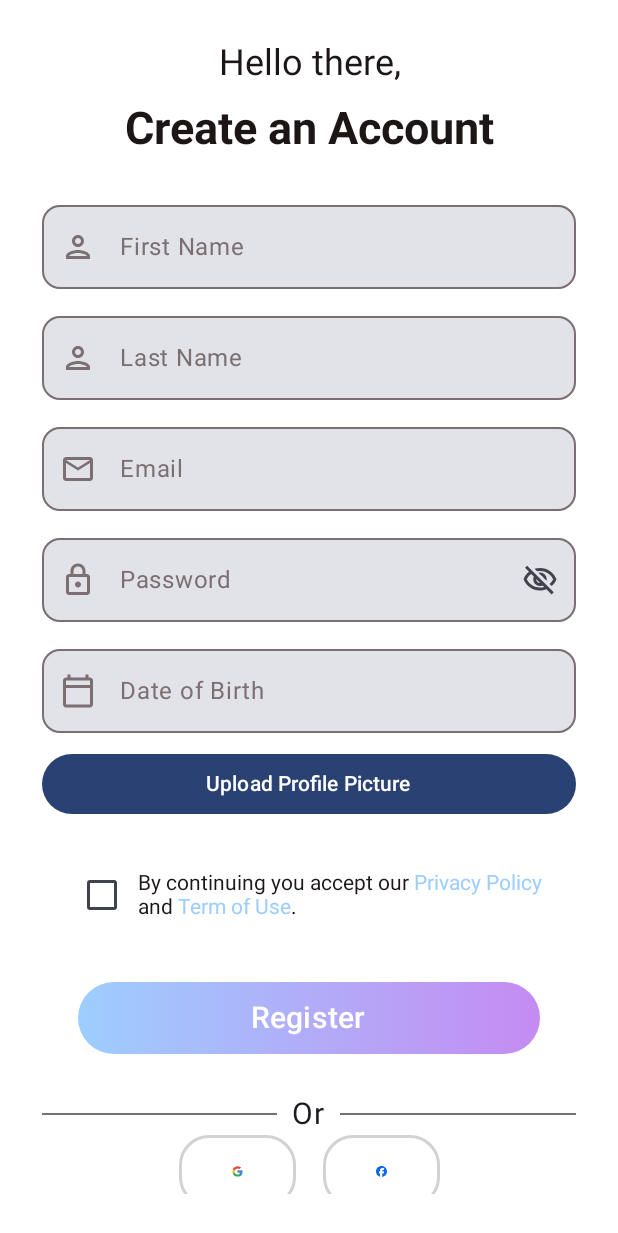
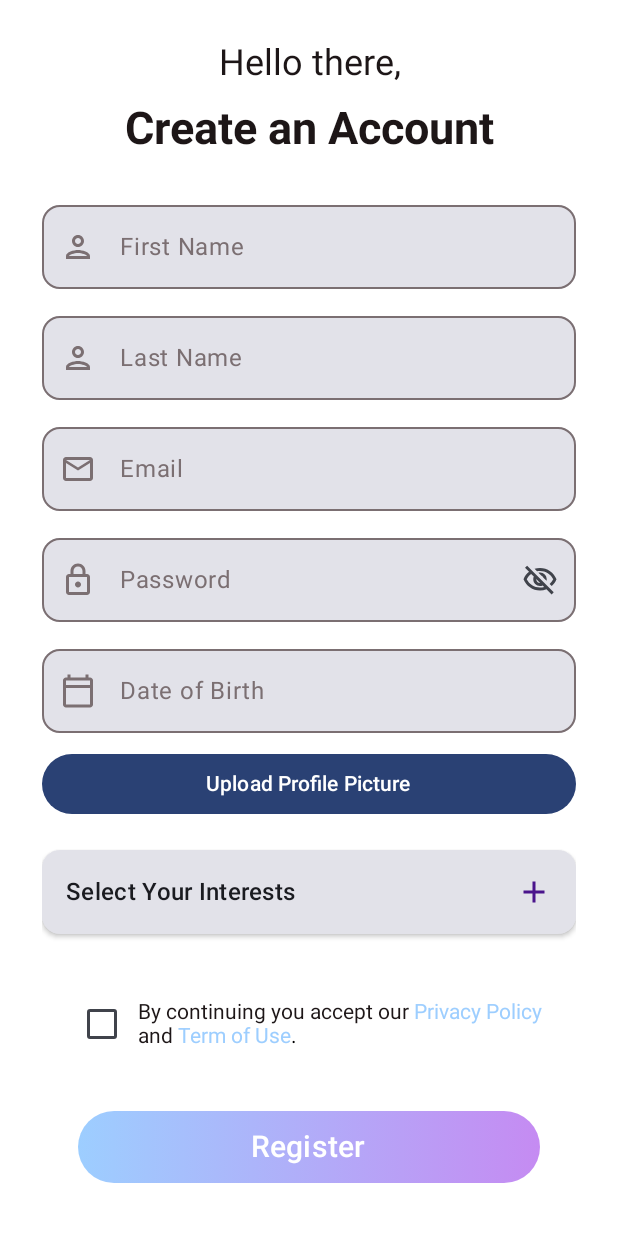
Before and after one commit to xHALFON/ImAround_Frontend, an Android app built with Jetpack Compose: the RegisterScreen screen opened through its navigation route, on a phone screen of 412 x 824 dp. Shown: the top 1233 px of the screen. Run offline under Robolectric (Android 15) with nearby library versions, the phone set to English and light mode, and no system bars; our stand-ins replace livedata-compose; pictures from the network do not load.

Commit message:
Adding hobbies selection to register screen

```diff
--- a/app/src/main/java/com/example/myapplication/data/model/RegisterRequest.kt
+++ b/app/src/main/java/com/example/myapplication/data/model/RegisterRequest.kt
@@ -5,5 +5,6 @@ data class RegisterRequest(
     val firstName: String,
     val lastName: String,
     val birthDate: String,
-    val avatar: String
+    val avatar: String,
+    val hobbies: List<String> = emptyList() // Added hobbies field
 )
--- a/app/src/main/java/com/example/myapplication/ui/AppNavHost.kt
+++ b/app/src/main/java/com/example/myapplication/ui/AppNavHost.kt
@@ -1,6 +1,7 @@
 package com.example.myapplication.ui
 
 import androidx.compose.runtime.Composable
+import androidx.lifecycle.viewmodel.compose.viewModel
 import androidx.navigation.NavHostController
 import androidx.navigation.compose.NavHost
 import androidx.navigation.compose.composable
@@ -10,13 +11,20 @@ import com.example.myapplication.ui.mainscreen.MainScreen
 import com.example.myapplication.ui.profile.ProfileScreen
 import com.example.myapplication.ui.register.RegisterScreen
 import com.example.myapplication.ui.search.SearchScreen
+import com.example.myapplication.ui.hobbies.HobbySelectionScreen
+import com.example.myapplication.ui.hobbies.HobbyViewModel
+
 
 
 @Composable
 fun AppNavHost(navController: NavHostController) {
+    // Create shared HobbyViewModel to persist selections between screens
+    val hobbyViewModel: HobbyViewModel = viewModel()
+
     NavHost(navController = navController, startDestination = "login") {
         composable("login") { LoginScreen(navController) }
-        composable("register") { RegisterScreen(navController) }
+        composable("register") { RegisterScreen(navController=navController,hobbyViewModel = hobbyViewModel) }
+        composable("hobby_selection") { HobbySelectionScreen(navController = navController, viewModel = hobbyViewModel)}
         composable("main") { MainScreen(navController) }
         composable("profile") { ProfileScreen(navController) }
         composable("search") { SearchScreen(navController) }
--- /dev/null
+++ b/app/src/main/java/com/example/myapplication/ui/hobbies/HobbyViewModel.kt
@@ -0,0 +1,77 @@
+package com.example.myapplication.ui.hobbies
+
+import android.app.Application
+import androidx.lifecycle.AndroidViewModel
+import androidx.lifecycle.LiveData
+import androidx.lifecycle.MutableLiveData
+import androidx.lifecycle.viewModelScope
+import com.example.myapplication.data.network.RetrofitClient
+import kotlinx.coroutines.launch
+
+/**
+ * ViewModel for handling hobby selection
+ * Usable in both registration flow and settings
+ */
+class HobbyViewModel(application: Application) : AndroidViewModel(application) {
+
+    // Selected hobbies
+    private val _selectedHobbies = MutableLiveData<List<String>>(emptyList())
+    val selectedHobbies: LiveData<List<String>> = _selectedHobbies
+
+    // Loading and error states
+    private val _isLoading = MutableLiveData<Boolean>(false)
+    val isLoading: LiveData<Boolean> = _isLoading
+
+    private val _errorMessage = MutableLiveData<String?>(null)
+    val errorMessage: LiveData<String?> = _errorMessage
+
+    /**
+     * Initialize with existing hobbies - for example when editing in settings
+     */
+    fun initializeWithExistingHobbies(hobbies: List<String>) {
+        _selectedHobbies.value = hobbies
+    }
+
+    /**
+     * Toggle hobby selection (add or remove)
+     */
+    fun toggleHobbySelection(hobby: String) {
+        val currentSelection = _selectedHobbies.value ?: emptyList()
+
+        if (currentSelection.contains(hobby)) {
+            // Remove the hobby if already selected
+            _selectedHobbies.value = currentSelection.filter { it != hobby }
+        } else if (currentSelection.size < 5) {
+            // Add the hobby if not already selected and less than 5 are selected
+            _selectedHobbies.value = currentSelection + hobby
+        }
+    }
+
+    /**
+     * Save hobbies to user profile
+     * This would be used when updating hobbies from settings
+     */
+    fun saveHobbies() {
+        viewModelScope.launch {
+            try {
+                _isLoading.value = true
+
+                // Example API call - implement according to your backend
+                // RetrofitClient.userService.updateHobbies(_selectedHobbies.value ?: emptyList())
+
+                _isLoading.value = false
+            } catch (e: Exception) {
+                _errorMessage.value = e.localizedMessage ?: "Error updating hobbies"
+                _isLoading.value = false
+            }
+        }
+    }
+
+    /**
+     * Get currently selected hobbies
+     * This can be used by other ViewModels that need the hobby data
+     */
+    fun getSelectedHobbies(): List<String> {
+        return _selectedHobbies.value ?: emptyList()
+    }
+}
--- a/app/src/main/java/com/example/myapplication/ui/register/RegisterScreen.kt
+++ b/app/src/main/java/com/example/myapplication/ui/register/RegisterScreen.kt
@@ -11,6 +11,8 @@ import androidx.compose.foundation.background
 import androidx.compose.foundation.clickable
 import androidx.compose.foundation.layout.*
 import androidx.compose.material.icons.Icons
+import androidx.compose.material.icons.filled.Add
+import androidx.compose.material.icons.filled.Check
 import androidx.compose.material.icons.outlined.Email
 import androidx.compose.material.icons.outlined.Lock
 import androidx.compose.material.icons.outlined.Person
@@ -20,65 +22,70 @@ import androidx.compose.runtime.livedata.observeAsState
 import androidx.compose.ui.Modifier
 import androidx.compose.ui.graphics.Color
 import androidx.compose.ui.platform.LocalContext
-import androidx.compose.ui.text.style.LineHeightStyle
 import androidx.compose.ui.unit.dp
 import androidx.lifecycle.viewmodel.compose.viewModel
-import androidx.navigation.NavController
 import androidx.navigation.NavHostController
 import coil.compose.rememberAsyncImagePainter
 import com.example.myapplication.ui.components.BottomComponent
 import com.example.myapplication.ui.components.CheckboxComponent
 import com.example.myapplication.ui.components.DatePickerField
-
 import com.example.myapplication.ui.components.HeadingTextComponent
 import com.example.myapplication.ui.components.MyTextFieldComponent
 import com.example.myapplication.ui.components.NormalTextComponent
 import com.example.myapplication.ui.components.PasswordTextFieldComponent
+import com.example.myapplication.ui.hobbies.HobbyViewModel
 import java.util.*
-import coil.compose.rememberAsyncImagePainter
 import androidx.compose.ui.Alignment
-import androidx.compose.foundation.Image
+import androidx.compose.foundation.rememberScrollState
+import androidx.compose.foundation.shape.RoundedCornerShape
+import androidx.compose.foundation.verticalScroll
 import androidx.compose.ui.unit.sp
 
 @Composable
 fun RegisterScreen(
     navController: NavHostController,
-    viewModel: RegisterViewModel = viewModel()
+    registerViewModel: RegisterViewModel = viewModel(),
+    hobbyViewModel: HobbyViewModel = viewModel()
 ) {
     val context = LocalContext.current
+    val scrollState = rememberScrollState()
 
-    var firstName by remember { mutableStateOf("") }
-    var lastName by remember { mutableStateOf("") }
-    var email by remember { mutableStateOf("") }
-    var password by remember { mutableStateOf("") }
-    var dob by remember { mutableStateOf("") }
-    var imageUri by remember { mutableStateOf<Uri?>(null) }
+    // Use values stored in ViewModel
+    val firstName by remember { registerViewModel.firstName }
+    val lastName by remember { registerViewModel.lastName }
+    val email by remember { registerViewModel.email }
+    val password by remember { registerViewModel.password }
+    val dob by remember { registerViewModel.dob }
+    val imageUri by remember { registerViewModel.imageUri }
     var showPreviewDialog by remember { mutableStateOf(false) }
 
-    val authResponse by viewModel.authResponse.observeAsState()
-    val errorMessage by viewModel.errorMessage.observeAsState()
+    // Observe selected hobbies from the HobbyViewModel
+    val selectedHobbies by hobbyViewModel.selectedHobbies.observeAsState(emptyList())
 
-    // בחירת תמונה
+    val authResponse by registerViewModel.authResponse.observeAsState()
+    val errorMessage by registerViewModel.errorMessage.observeAsState()
+
+    // Image picker launcher
     val imagePickerLauncher = rememberLauncherForActivityResult(GetContent()) { uri ->
-        imageUri = uri
-        if (uri != null) {
+        uri?.let {
+            registerViewModel.imageUri.value = it
             showPreviewDialog = true
         }
     }
 
-    // תאריך לידה
+    // Date picker
     fun showDatePicker() {
-        Log.d("RegisterScreen", "showDatePicker() called") // ✅ כאן
+        Log.d("RegisterScreen", "showDatePicker() called")
         val calendar = Calendar.getInstance()
         DatePickerDialog(context,
-            { _, y, m, d -> dob = "$d/${m + 1}/$y" },
+            { _, y, m, d -> registerViewModel.dob.value = "$d/${m + 1}/$y" },
             calendar.get(Calendar.YEAR),
             calendar.get(Calendar.MONTH),
             calendar.get(Calendar.DAY_OF_MONTH)
         ).show()
     }
 
-    // ניהול תגובות
+    // Handle auth response
     LaunchedEffect(authResponse) {
         authResponse?.let {
             Toast.makeText(context, "Registered successfully!", Toast.LENGTH_SHORT).show()
@@ -86,12 +93,14 @@ fun RegisterScreen(
         }
     }
 
+    // Handle error messages
     LaunchedEffect(errorMessage) {
         errorMessage?.let {
             Toast.makeText(context, it, Toast.LENGTH_LONG).show()
         }
     }
 
+    // Profile picture preview dialog
     if (showPreviewDialog && imageUri != null) {
         AlertDialog(
             onDismissRequest = { showPreviewDialog = false },
@@ -114,14 +123,14 @@ fun RegisterScreen(
                     Button(
                         onClick = { showPreviewDialog = false },
                         modifier = Modifier
-                            .fillMaxWidth(0.6f) // 60% מרוחב הדיאלוג
+                            .fillMaxWidth(0.6f)
                             .height(48.dp)
                     ) {
                         Text(text = "Save", fontSize = 18.sp)
                     }
                 }
             },
-            confirmButton = {}, // ננטרל את ברירת המחדל
+            confirmButton = {},
         )
     }
 
@@ -132,7 +141,11 @@ fun RegisterScreen(
             .background(Color.White)
             .padding(28.dp)
     ) {
-        Column(modifier = Modifier.fillMaxSize()) {
+        Column(
+            modifier = Modifier
+                .fillMaxSize()
+                .verticalScroll(scrollState)
+        ) {
             NormalTextComponent(value = "Hello there,")
             HeadingTextComponent(value = "Create an Account")
             Spacer(modifier = Modifier.height(25.dp))
@@ -142,32 +155,32 @@ fun RegisterScreen(
                     labelValue = "First Name",
                     icon = Icons.Outlined.Person,
                     value = firstName,
-                    onValueChange = { firstName = it }
+                    onValueChange = { registerViewModel.firstName.value = it }
                 )
                 Spacer(modifier = Modifier.height(10.dp))
                 MyTextFieldComponent(
                     labelValue = "Last Name",
                     icon = Icons.Outlined.Person,
                     value = lastName,
-                    onValueChange = { lastName = it }
+                    onValueChange = { registerViewModel.lastName.value = it }
                 )
                 Spacer(modifier = Modifier.height(10.dp))
                 MyTextFieldComponent(
                     labelValue = "Email",
                     icon = Icons.Outlined.Email,
                     value = email,
-                    onValueChange = { email = it }
+                    onValueChange = { registerViewModel.email.value = it }
                 )
                 Spacer(modifier = Modifier.height(10.dp))
                 PasswordTextFieldComponent(
                     labelValue = "Password",
                     icon = Icons.Outlined.Lock,
                     value = password,
-                    onValueChange = { password = it }
+                    onValueChange = { registerViewModel.password.value = it }
                 )
                 Spacer(modifier = Modifier.height(10.dp))
 
-                // תאריך לידה
+                // Date of birth
                 DatePickerField(
                     label = "Date of Birth",
                     value = dob,
@@ -175,7 +188,7 @@ fun RegisterScreen(
                 )
                 Spacer(modifier = Modifier.height(10.dp))
 
-                // העלאת תמונה
+                // Profile image upload
                 Button(
                     onClick = { imagePickerLauncher.launch("image/*") },
                     modifier = Modifier.fillMaxWidth()
@@ -183,8 +196,54 @@ fun RegisterScreen(
                     Text("Upload Profile Picture")
                 }
 
+                Spacer(modifier = Modifier.height(20.dp))
 
-                Spacer(modifier = Modifier.height(10.dp))
+                // Interests selection card - navigates to HobbySelectionScreen
+                Card(
+                    modifier = Modifier
+                        .fillMaxWidth()
+                        .clickable { navController.navigate("hobby_selection") },
+                    elevation = CardDefaults.cardElevation(defaultElevation = 2.dp),
+                    shape = RoundedCornerShape(12.dp)
+                ) {
+                    Row(
+                        modifier = Modifier
+                            .fillMaxWidth()
+                            .padding(16.dp),
+                        verticalAlignment = Alignment.CenterVertically,
+                        horizontalArrangement = Arrangement.SpaceBetween
+                    ) {
+                        Column {
+                            Text(
+                                text = "Select Your Interests",
+                                style = MaterialTheme.typography.titleMedium
+                            )
+                            if (selectedHobbies.isNotEmpty()) {
+                                Text(
+                                    text = "${selectedHobbies.size} interests selected",
+                                    style = MaterialTheme.typography.bodySmall,
+                                    color = Color(0xFF4A148C)
+                                )
+                            }
+                        }
+
+                        if (selectedHobbies.isEmpty()) {
+                            Icon(
+                                imageVector = Icons.Filled.Add,
+                                contentDescription = "Add interests",
+                                tint = Color(0xFF4A148C)
+                            )
+                        } else {
+                            Icon(
+                                imageVector = Icons.Filled.Check,
+                                contentDescription = "Interests selected",
+                                tint = Color(0xFF4CAF50)
+                            )
+                        }
+                    }
+                }
+
+                Spacer(modifier = Modifier.height(20.dp))
 
                 CheckboxComponent()
 
@@ -198,8 +257,19 @@ fun RegisterScreen(
                     onActionClick = {
                         if (firstName.isBlank() || lastName.isBlank() || email.isBlank() || password.isBlank() || dob.isBlank()) {
                             Toast.makeText(context, "Please fill all fields", Toast.LENGTH_SHORT).show()
+                        } else if (selectedHobbies.isEmpty()) {
+                            Toast.makeText(context, "Please select at least one interest", Toast.LENGTH_SHORT).show()
+                            navController.navigate("hobby_selection")
                         } else {
-                            viewModel.registerUser(firstName, lastName, email, password, dob, imageUri)
+                            registerViewModel.registerUser(
+                                firstName = firstName,
+                                lastName = lastName,
+                                email = email,
+                                password = password,
+                                dob = dob,
+                                imageUri = imageUri,
+                                hobbies = selectedHobbies
+                            )
                         }
                     }
                 )
--- a/app/src/main/java/com/example/myapplication/ui/register/RegisterViewModel.kt
+++ b/app/src/main/java/com/example/myapplication/ui/register/RegisterViewModel.kt
@@ -5,7 +5,9 @@ import RegisterRequest
 import android.app.Application
 import android.net.Uri
 import android.util.Log
+import androidx.compose.runtime.mutableStateOf
 import androidx.lifecycle.AndroidViewModel
+import androidx.lifecycle.LiveData
 import androidx.lifecycle.MutableLiveData
 import androidx.lifecycle.viewModelScope
 import com.example.myapplication.data.network.RetrofitClient
@@ -22,13 +24,24 @@ class RegisterViewModel(application: Application) : AndroidViewModel(application
     val authResponse = MutableLiveData<AuthResponse>()
     val errorMessage = MutableLiveData<String>()
 
+    // User registration data
+    var firstName = mutableStateOf("")
+    var lastName = mutableStateOf("")
+    var email = mutableStateOf("")
+    var password = mutableStateOf("")
+    var dob = mutableStateOf("")
+    var imageUri = mutableStateOf<Uri?>(null)
+
+    // We don't need to manage hobbies here anymore as it's handled by HobbyViewModel
+
     fun registerUser(
         firstName: String,
         lastName: String,
         email: String,
         password: String,
         dob: String,
-        imageUri: Uri?
+        imageUri: Uri?,
+        hobbies: List<String> = emptyList()
     ) {
         viewModelScope.launch {
             try {
@@ -40,9 +53,11 @@ class RegisterViewModel(application: Application) : AndroidViewModel(application
                     firstName = firstName,
                     lastName = lastName,
                     birthDate = dob,
-                    avatar = imageUrl
+                    avatar = imageUrl,
+                    hobbies = hobbies
                 )
                 Log.d("RegisterViewModel", "Image URL to send: $imageUrl")
+                Log.d("RegisterViewModel", "Hobbies to send: $hobbies")
                 val response = RetrofitClient.authService.registerUser(request)
                 authResponse.postValue(response)
             } catch (e: Exception) {
```
Also changed, not shown: app/src/main/java/com/example/myapplication/ui/components/HobbySelectionComponent.kt (added, +224 -0 lines), app/src/main/java/com/example/myapplication/ui/hobbies/HobbySelectionScreen.kt (added, +236 -0 lines).
